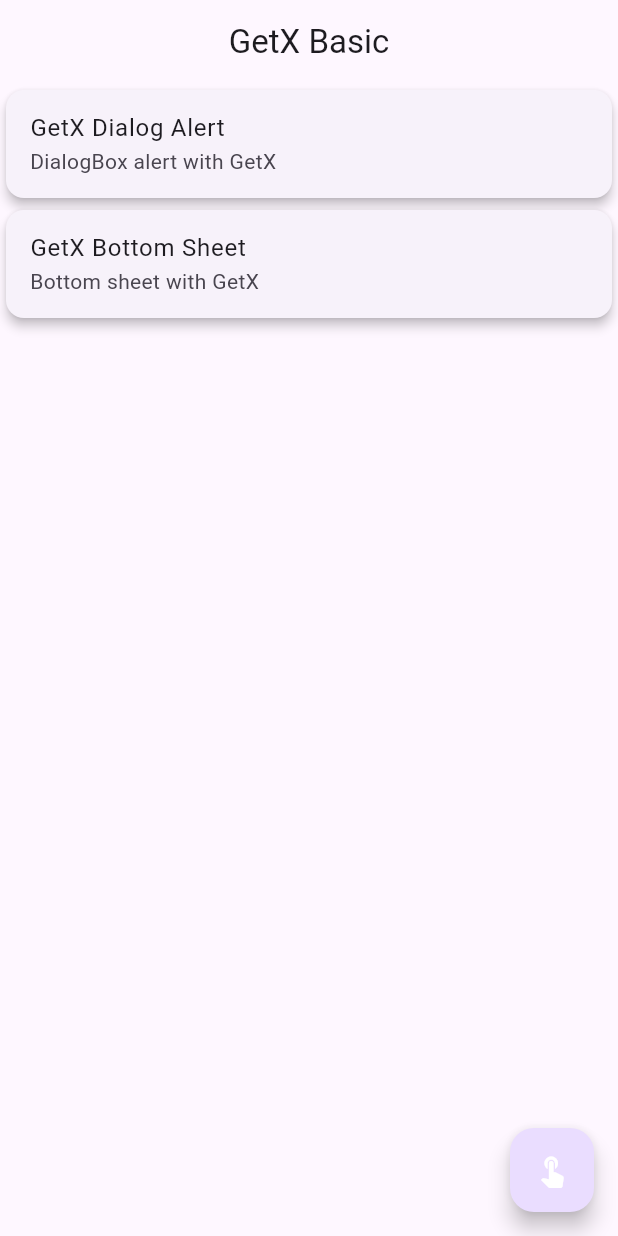
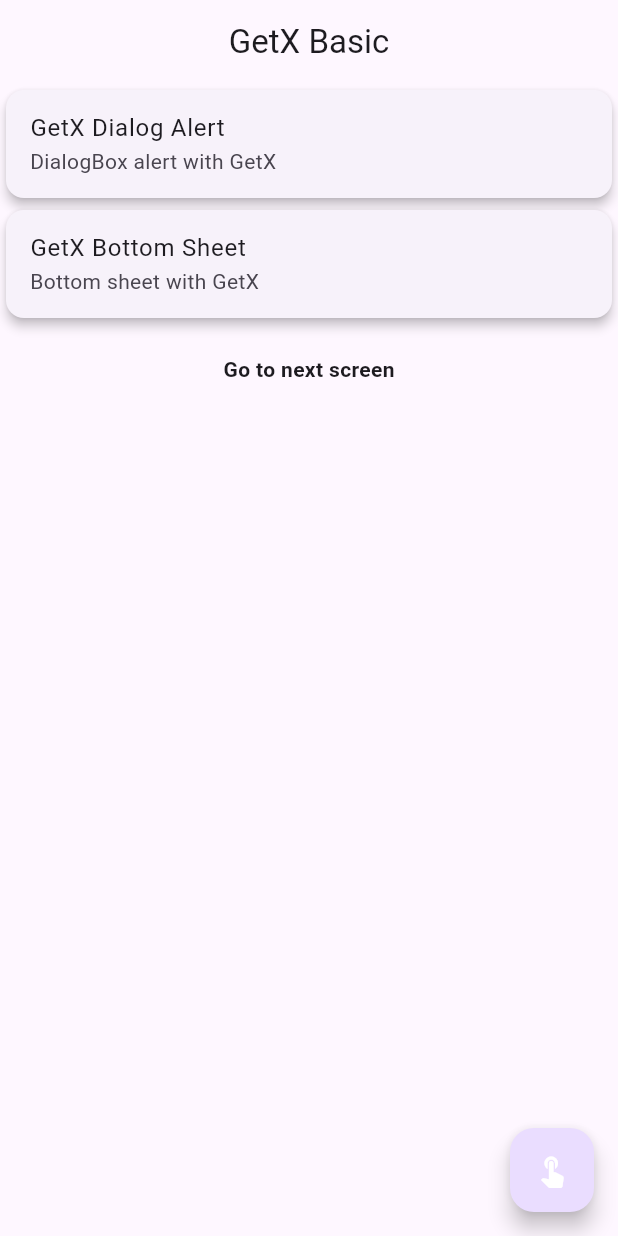
Before and after one commit to shakeebkhan66/learngetxtutorials, a Flutter app: the screen it shows after launch, on a phone screen of 412 x 824 dp. Run offline on Flutter 3.47's test engine with Material 3 defaults, Android fonts, the phone set to English and light mode, and no system bars; our stand-ins replace get.

Commit message:
moving from one screen to another and passing data between screens

```diff
--- a/lib/home_screen.dart
+++ b/lib/home_screen.dart
@@ -1,5 +1,6 @@
 import 'package:flutter/material.dart';
 import 'package:get/get.dart';
+import 'package:learngetx/screen_one.dart';
 
 class HomeScreen extends StatefulWidget {
   const HomeScreen({super.key});
@@ -54,17 +55,14 @@ class _HomeScreenState extends State<HomeScreen> {
               title: const Text("GetX Bottom Sheet"),
               subtitle: const Text("Bottom sheet with GetX"),
               onTap: () {
-                Get.bottomSheet(
-                  Container(
-                    decoration: BoxDecoration(
-                      borderRadius: BorderRadius.circular(15)
-                    ),
+                Get.bottomSheet(Container(
+                  decoration: BoxDecoration(borderRadius: BorderRadius.circular(15)),
                   child: Column(
                     children: [
                       ListTile(
                         leading: const Icon(Icons.light_mode),
                         title: const Text("Light Theme"),
-                          onTap: (){
+                        onTap: () {
                           Get.changeTheme(ThemeData.light());
                           Get.back();
                         },
@@ -72,17 +70,29 @@ class _HomeScreenState extends State<HomeScreen> {
                       ListTile(
                         leading: const Icon(Icons.dark_mode),
                         title: const Text("Dark Theme"),
-                          onTap: (){
+                        onTap: () {
                           Get.changeTheme(ThemeData.dark());
                           Get.back();
                         },
                       )
                     ],
                   ),
-                  )
-                );
+                ));
               },
             ),
+          ),
+          const SizedBox(
+            height: 20,
+          ),
+          Center(
+            child: InkWell(
+                onTap: () {
+                  Get.to(ScreenOne(name: "Shakeeb Ahmed Khan",));
+                },
+                child: const Text(
+                  "Go to next screen",
+                  style: TextStyle(fontWeight: FontWeight.bold),
+                )),
           )
         ],
       ),
```
Also changed, not shown: lib/screen_one.dart (added, +42 -0 lines). Lines whose indentation alone changed are shown as unchanged.
